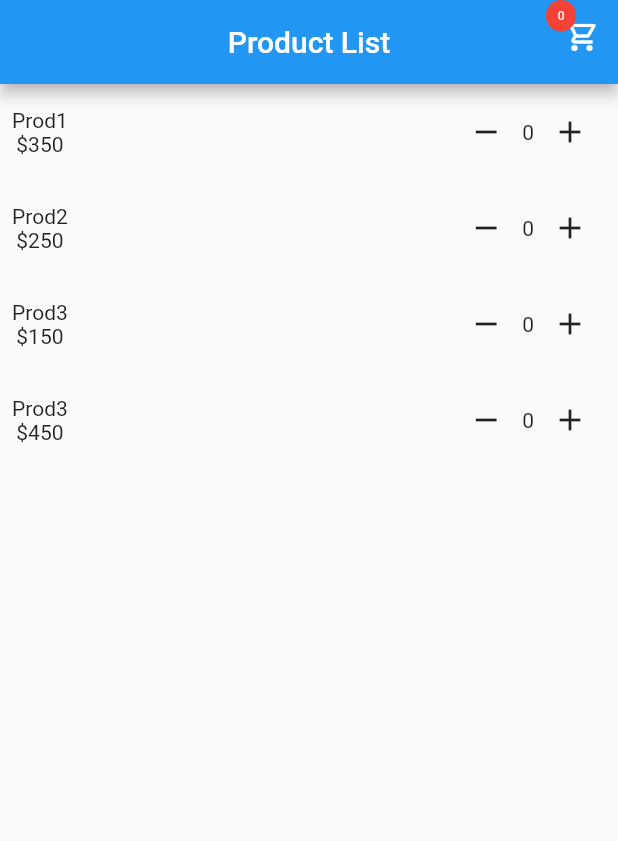
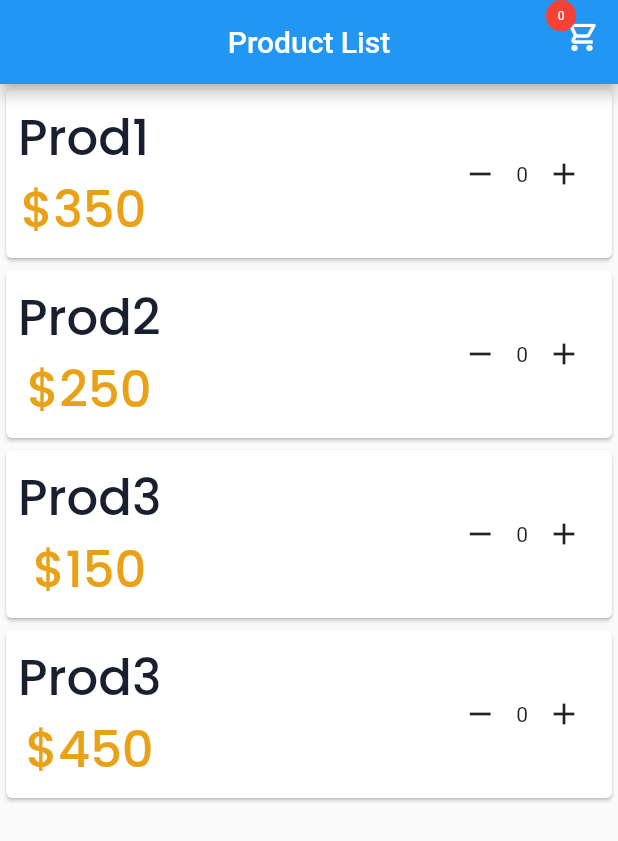
Before and after one commit to ShaimaBaasher/shopping-cart-bloc-architecture, a Flutter app: the screen it shows after launch, on a phone screen of 412 x 824 dp. Shown: the top 841 px of the screen. Run offline on Flutter 3.47's test engine with Material 2 defaults, Android fonts, the phone set to English and light mode, and no system bars; our stand-ins replace bloc, equatable, flutter_bloc, fluttertoast, get_it, google_fonts.

Commit message:
init commit

```diff
--- a/lib/core/theme/size_utils.dart
+++ b/lib/core/theme/size_utils.dart
@@ -4,11 +4,7 @@ import 'package:flutter/material.dart';
 
 MediaQueryData mediaQueryData = MediaQueryData.fromWindow(ui.window);
 
-const num FIGMA_DESIGN_WIDTH = 1427;
-const num FIGMA_DESIGN_HEIGHT = 812;
-const num FIGMA_DESIGN_STATUS_BAR = 0;
-
-double baseWidth = 1427;
+double baseWidth = 375;
 double fem = mediaQueryData.size.width / baseWidth;
 double ffem = fem * 0.97;
 
--- a/lib/core/theme/style.dart
+++ b/lib/core/theme/style.dart
@@ -6,12 +6,20 @@ import 'colors.dart';
 
 final buttonHeight = 48*fem;
 
-final textFieldMedium = SafeGoogleFont(
+final textMedium = SafeGoogleFont(
   'Poppins',
   fontSize: 16*ffem,
   fontWeight: FontWeight.w500,
   height: 1.5*ffem/fem,
-  color: Color(0xff18181b),
+  color: neutralNeutral900default,
+);
+
+final label = SafeGoogleFont(
+  'Poppins',
+  fontSize: 16*ffem,
+  fontWeight: FontWeight.w500,
+  height: 1.5*ffem/fem,
+  color: warning300Default,
 );
 
 final placeHolder = SafeGoogleFont(
--- a/lib/src/cart/views/cart_screen.dart
+++ b/lib/src/cart/views/cart_screen.dart
@@ -5,6 +5,8 @@ import 'package:shopping_cart/src/cart/bloc/cart_bloc.dart';
 import 'package:shopping_cart/src/cart/views/widgtes/cart_item_widget.dart';
 import 'package:shopping_cart/src/cart/views/widgtes/empty_cart_widget.dart';
 import 'package:shopping_cart/src/cart/views/widgtes/loading_widget.dart';
+
+import '../../../core/theme/colors.dart';
 
 class CartScreen extends StatelessWidget {
   const CartScreen({Key? key}) : super(key: key);
@@ -28,7 +30,7 @@ class CartScreen extends StatelessWidget {
                 toastLength: Toast.LENGTH_SHORT,
                 gravity: ToastGravity.CENTER,
                 timeInSecForIosWeb: 1,
-                backgroundColor: Colors.green,
+                backgroundColor: success400,
                 textColor: Colors.white,
                 fontSize: 16.0);
             getCartItem(context);
--- a/lib/src/home/presentation/views/widgets/product_widget.dart
+++ b/lib/src/home/presentation/views/widgets/product_widget.dart
@@ -1,6 +1,7 @@
 import 'package:flutter/material.dart';
 import 'package:flutter_bloc/flutter_bloc.dart';
 
+import '../../../../../core/theme/style.dart';
 import '../../../../../core/utils/enums.dart';
 import '../../../../cart/bloc/cart_bloc.dart';
 import '../../../domain/entities/product.dart';
@@ -16,15 +17,16 @@ class ProductWidget extends StatelessWidget {
 
   @override
   Widget build(BuildContext context) {
-    return Padding(
+    return Card(
+      child: Padding(
         padding: const EdgeInsets.all(8.0),
         child: Row(
           mainAxisAlignment: MainAxisAlignment.spaceBetween,
           children: [
             Column(
               children: [
-              Text(product.prName),
-              Text('\$${product.price}'),
+                Text(product.prName, style: textMedium),
+                Text('\$${product.price}', style: label,),
               ],
             ),
             Row(
@@ -49,6 +51,7 @@ class ProductWidget extends StatelessWidget {
             )
           ],
         ),
+      ),
     );
   }
 }
```
Also changed, not shown: lib/src/cart/views/widgtes/cart_item_widget.dart (+6 -3 lines). Lines whose indentation alone changed are shown as unchanged.
